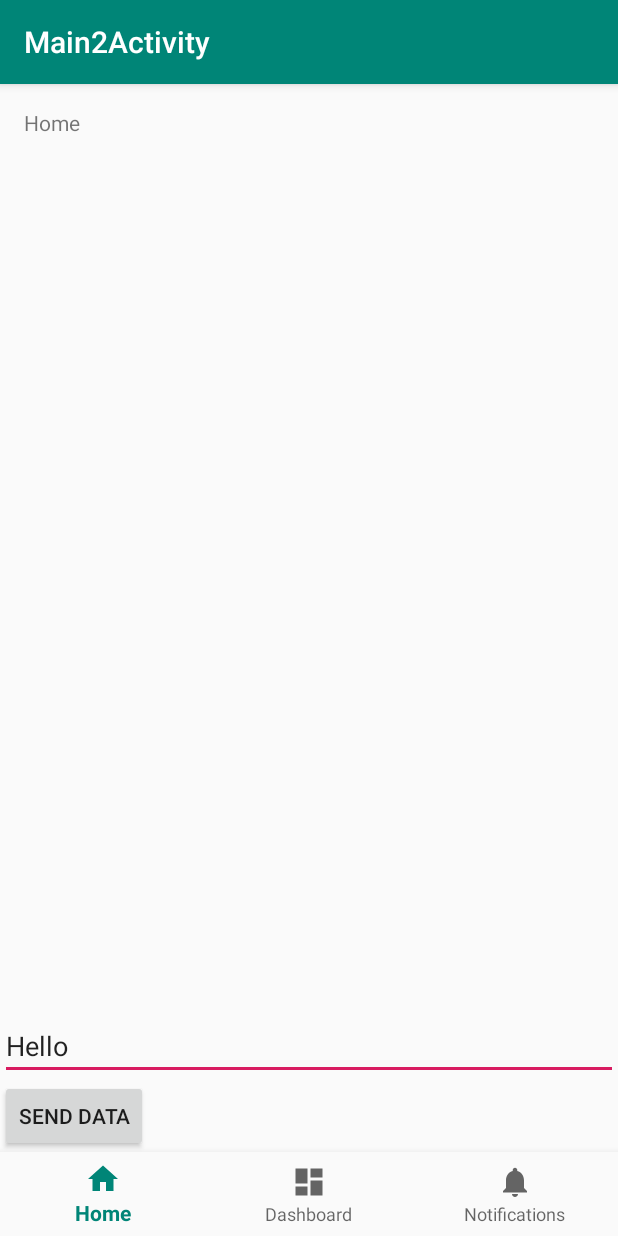
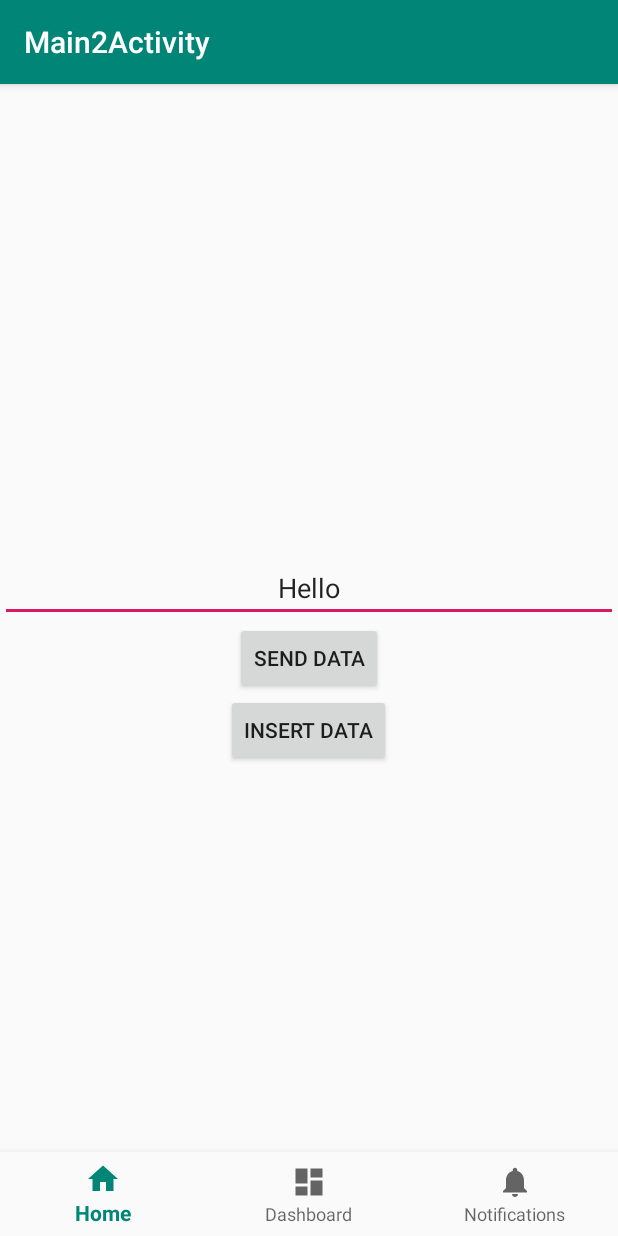
Before and after one commit to ysy950803/JetpackDemo, an Android app: the BlankFragment screen opened directly, with no data from a screen before it, on a phone screen of 412 x 824 dp. Run offline under Robolectric (Android 15) with nearby library versions, the phone set to English and light mode, and no system bars; our stand-ins replace Room's generated code.

Commit message:
Improve sample of Room.

```diff
--- a/app/src/main/java/com/ysy/jetpackdemo/ui/main2/BlankFragment.java
+++ b/app/src/main/java/com/ysy/jetpackdemo/ui/main2/BlankFragment.java
@@ -18,7 +18,7 @@ public class BlankFragment extends Fragment {
 
     private BlankViewModel mViewModel;
     private EditText mEdt1;
-    private Button mBtn1;
+    private Button mBtn1, mBtn2;
 
     public static BlankFragment newInstance() {
         return new BlankFragment();
@@ -30,6 +30,7 @@ public class BlankFragment extends Fragment {
         View view = inflater.inflate(R.layout.blank_fragment, container, false);
         mEdt1 = view.findViewById(R.id.edt1);
         mBtn1 = view.findViewById(R.id.btn1);
+        mBtn2 = view.findViewById(R.id.btn2);
         return view;
     }
 
@@ -38,5 +39,6 @@ public class BlankFragment extends Fragment {
         super.onActivityCreated(savedInstanceState);
         mViewModel = ViewModelProviders.of(getActivity()).get(BlankViewModel.class);
         mBtn1.setOnClickListener(v -> mViewModel.sendLinkData(mEdt1.getText().toString()));
+        mBtn2.setOnClickListener(v -> mViewModel.insertUser(mEdt1.getText().toString()));
     }
 }
--- a/app/src/main/java/com/ysy/jetpackdemo/ui/main2/BlankViewModel.java
+++ b/app/src/main/java/com/ysy/jetpackdemo/ui/main2/BlankViewModel.java
@@ -22,13 +22,6 @@ public class BlankViewModel extends AndroidViewModel {
         super(application);
         AppDatabase db = AppDatabase.getInstance(application);
         mUserDao = db.userDao();
-        // TODO Test
-        new Thread(() -> {
-            User user = new User();
-            user.firstName = "f" + System.currentTimeMillis();
-            user.lastName = "l";
-            mUserDao.insertAll(user);
-        }).start();
     }
 
     public MutableLiveData<String> getLinkData() {
@@ -42,4 +35,13 @@ public class BlankViewModel extends AndroidViewModel {
     public LiveData<List<User>> getAllUsers() {
         return mUserDao.getAll();
     }
+
+    public void insertUser(String name) {
+        new Thread(() -> {
+            User user = new User();
+            user.firstName = name + " " + System.currentTimeMillis();
+            user.lastName = " ";
+            mUserDao.insertAll(user);
+        }).start();
+    }
 }
--- a/app/src/main/res/layout/activity_main2.xml
+++ b/app/src/main/res/layout/activity_main2.xml
@@ -15,29 +15,33 @@
         android:layout_marginLeft="@dimen/activity_horizontal_margin"
         android:layout_marginTop="@dimen/activity_vertical_margin"
         android:text="@string/title_home"
+        android:visibility="gone"
         app:layout_constraintLeft_toLeftOf="parent"
         app:layout_constraintTop_toTopOf="parent" />
 
     <FrameLayout
         android:id="@+id/fragment1"
         android:layout_width="match_parent"
-        android:layout_height="wrap_content"
+        android:layout_height="match_parent"
         android:visibility="visible"
-        app:layout_constraintBottom_toTopOf="@+id/navigation" />
+        app:layout_constraintLeft_toLeftOf="parent"
+        app:layout_constraintTop_toTopOf="parent" />
 
     <FrameLayout
         android:id="@+id/fragment2"
         android:layout_width="match_parent"
-        android:layout_height="wrap_content"
+        android:layout_height="match_parent"
         android:visibility="gone"
-        app:layout_constraintBottom_toTopOf="@+id/navigation" />
+        app:layout_constraintLeft_toLeftOf="parent"
+        app:layout_constraintTop_toTopOf="parent" />
 
     <FrameLayout
         android:id="@+id/fragment3"
         android:layout_width="match_parent"
-        android:layout_height="wrap_content"
+        android:layout_height="match_parent"
         android:visibility="gone"
-        app:layout_constraintBottom_toTopOf="@+id/navigation" />
+        app:layout_constraintLeft_toLeftOf="parent"
+        app:layout_constraintTop_toTopOf="parent" />
 
     <com.google.android.material.bottomnavigation.BottomNavigationView
         android:id="@+id/navigation"
--- a/app/src/main/res/layout/blank_fragment.xml
+++ b/app/src/main/res/layout/blank_fragment.xml
@@ -3,6 +3,7 @@
     xmlns:tools="http://schemas.android.com/tools"
     android:layout_width="match_parent"
     android:layout_height="match_parent"
+    android:gravity="center"
     android:orientation="vertical"
     tools:context=".ui.main2.BlankFragment">
 
@@ -10,6 +11,7 @@
         android:id="@+id/edt1"
         android:layout_width="match_parent"
         android:layout_height="wrap_content"
+        android:gravity="center"
         android:text="Hello" />
 
     <Button
@@ -18,4 +20,10 @@
         android:layout_height="wrap_content"
         android:text="Send Data" />
 
+    <Button
+        android:id="@+id/btn2"
+        android:layout_width="wrap_content"
+        android:layout_height="wrap_content"
+        android:text="Insert Data" />
+
 </LinearLayout>
```
Also changed, not shown: app/src/main/java/com/ysy/jetpackdemo/ui/main2/BlankFragment2.java (+8 -5 lines), app/src/main/res/layout/fragment_blank_fragment2.xml (+10 -3 lines).
